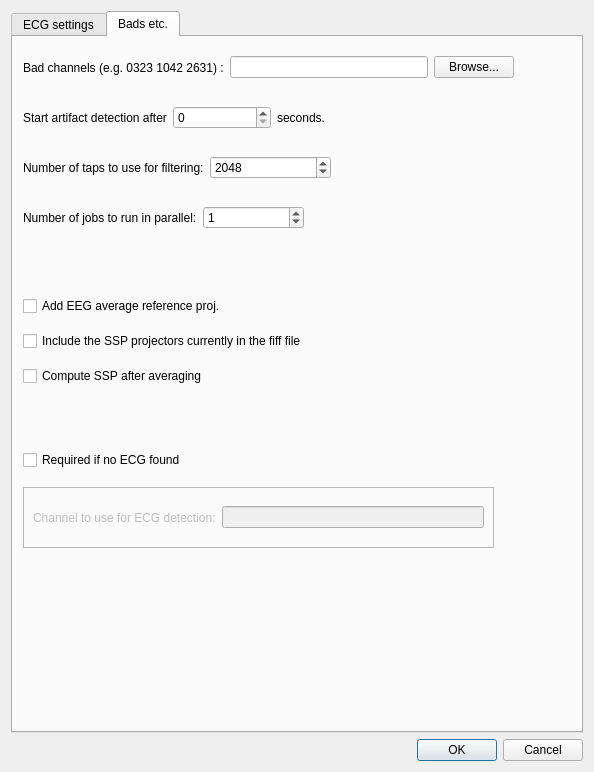
Old version of the form hoksotin/ui/qt4Designer/ecgParametersDialog.ui in the repository cibr-jyu/meggie.
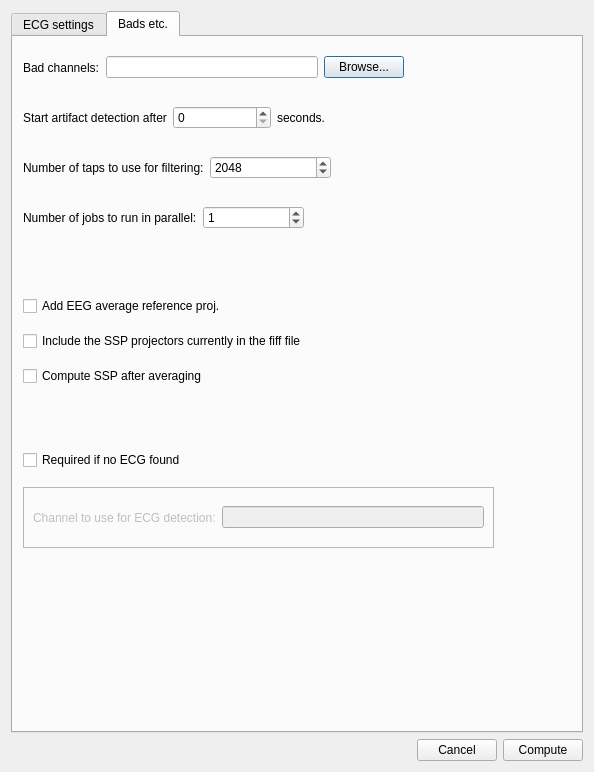
New version of the form. The open tabs and pages were chosen to show the change.

Commit message: eog ja ecg parameter dialog.ui korjailtu.

Patch:
```diff
--- a/hoksotin/ui/qt4Designer/ecgParametersDialog.ui
+++ b/hoksotin/ui/qt4Designer/ecgParametersDialog.ui
@@ -14,16 +14,6 @@
    <string>Dialog</string>
   </property>
   <layout class="QGridLayout" name="gridLayout">
-   <item row="1" column="0">
-    <widget class="QDialogButtonBox" name="buttonBox">
-     <property name="orientation">
-      <enum>Qt::Horizontal</enum>
-     </property>
-     <property name="standardButtons">
-      <set>QDialogButtonBox::Cancel|QDialogButtonBox::Ok</set>
-     </property>
-    </widget>
-   </item>
    <item row="0" column="0">
     <widget class="QTabWidget" name="tabWidgetECGSettings">
      <property name="currentIndex">
@@ -700,7 +690,7 @@
         <rect>
          <x>10</x>
          <y>10</y>
-         <width>491</width>
+         <width>381</width>
          <height>41</height>
         </rect>
        </property>
@@ -708,7 +698,7 @@
         <item>
          <widget class="QLabel" name="labelBad">
           <property name="text">
-           <string>Bad channels (e.g. 0323 1042 2631) :</string>
+           <string>Bad channels:</string>
           </property>
          </widget>
         </item>
@@ -781,6 +771,43 @@
      </widget>
     </widget>
    </item>
+   <item row="1" column="0">
+    <layout class="QHBoxLayout" name="horizontalLayout_16">
+     <item>
+      <spacer name="horizontalSpacer">
+       <property name="orientation">
+        <enum>Qt::Horizontal</enum>
+       </property>
+       <property name="sizeHint" stdset="0">
+        <size>
+         <width>40</width>
+         <height>20</height>
+        </size>
+       </property>
+      </spacer>
+     </item>
+     <item>
+      <widget class="QPushButton" name="pushButtonCancel">
+       <property name="text">
+        <string>Cancel</string>
+       </property>
+      </widget>
+     </item>
+     <item>
+      <widget class="QPushButton" name="pushButtonCompute">
+       <property name="sizePolicy">
+        <sizepolicy hsizetype="Minimum" vsizetype="Fixed">
+         <horstretch>0</horstretch>
+         <verstretch>0</verstretch>
+        </sizepolicy>
+       </property>
+       <property name="text">
+        <string>Compute</string>
+       </property>
+      </widget>
+     </item>
+    </layout>
+   </item>
   </layout>
  </widget>
  <tabstops>
```
Left out of the diff: 94 changed lines with no effect on the pictures. The commit also changes 1 other file.
